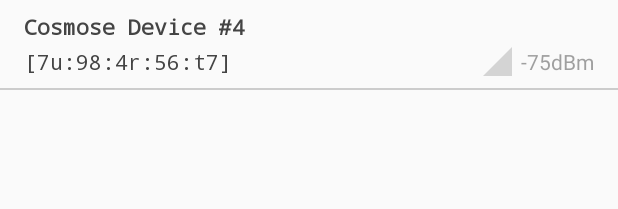
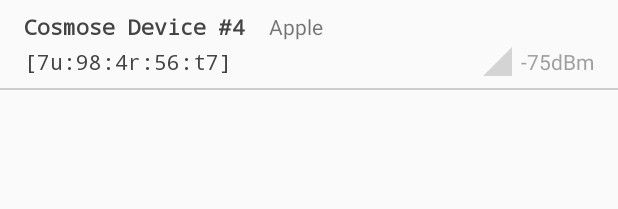
Before and after one commit to darekbx/bluetooth-sniffer, an Android app: the layout adapter_device.xml on its own in the app's theme, with its tools: preview values and no code run, on a phone screen of 412 x 824 dp. Shown: the top 209 px of the screen. Run offline under Robolectric (Android 15) with nearby library versions, the phone set to English and light mode, and no system bars.

Commit message:
Mac vendor execute

```diff
--- a/app/src/main/java/com/bluetoothsniffer/repository/MacDescriptor.kt
+++ b/app/src/main/java/com/bluetoothsniffer/repository/MacDescriptor.kt
@@ -1,5 +1,6 @@
 package com.bluetoothsniffer.repository
 
+import android.util.Log
 import com.bluetoothsniffer.repository.local.MacCacheDao
 import com.bluetoothsniffer.repository.local.entities.MacCache
 import com.bluetoothsniffer.repository.remote.MacVendorProvider
--- a/app/src/main/java/com/bluetoothsniffer/repository/remote/MacVendorProvider.kt
+++ b/app/src/main/java/com/bluetoothsniffer/repository/remote/MacVendorProvider.kt
@@ -2,8 +2,8 @@ package com.bluetoothsniffer.repository.remote
 
 import com.bluetoothsniffer.model.MacVendorWrapper
 import com.google.gson.Gson
-import java.net.HttpURLConnection
 import java.net.URL
+import javax.net.ssl.HttpsURLConnection
 
 class MacVendorProvider {
 
@@ -14,7 +14,7 @@ class MacVendorProvider {
 
     fun requestVendorName(macShorted: String): MacVendorWrapper? {
         val url = URL("$API_URL$macShorted")
-        val urlConnection = (url.openConnection() as HttpURLConnection).apply {
+        val urlConnection = (url.openConnection() as HttpsURLConnection).apply {
             setRequestProperty("Authorization", "Bearer $AUTH_TOKEN")
         }
 
--- a/app/src/main/res/layout/adapter_device.xml
+++ b/app/src/main/res/layout/adapter_device.xml
@@ -4,7 +4,7 @@
     xmlns:app="http://schemas.android.com/apk/res-auto">
     <data>
         <import type="android.text.TextUtils" />
-        <variable name="scanResult" type="android.bluetooth.le.ScanResult" />
+        <variable name="wrapper" type="com.bluetoothsniffer.model.ScanResultWrapper" />
     </data>
 
     <androidx.constraintlayout.widget.ConstraintLayout
@@ -19,13 +19,23 @@
             app:layout_constraintStart_toStartOf="parent"
             android:paddingEnd="@dimen/outPadding"
             android:ellipsize="end"
-            android:text="@{TextUtils.isEmpty(scanResult.device.name) ? @string/no_name : scanResult.device.name.trim()}"
+            android:text="@{TextUtils.isEmpty(wrapper.scanResult.device.name) ? @string/no_name : wrapper.scanResult.device.name.trim()}"
             tools:text="Cosmose Device #4"
             android:paddingStart="@dimen/inPadding"
             android:paddingTop="@dimen/outPadding"
             style="@style/MediumText"
             android:typeface="monospace"
             android:textStyle="bold"
+            />
+        <TextView
+            android:id="@+id/vendor_name"
+            android:layout_width="wrap_content"
+            android:layout_height="0dp"
+            android:paddingStart="@dimen/outPadding"
+            app:layout_constraintBottom_toBottomOf="@id/device_name"
+            app:layout_constraintStart_toEndOf="@id/device_name"
+            tools:text="Apple"
+            android:text="@{wrapper.macVendorName}"
             />
 
         <TextView
@@ -34,7 +44,7 @@
             android:layout_height="wrap_content"
             app:layout_constraintTop_toBottomOf="@id/device_name"
             app:layout_constraintStart_toStartOf="parent"
-            android:text="@{`[` + scanResult.device.address + `]`}"
+            android:text="@{`[` + wrapper.scanResult.device.address + `]`}"
             tools:text="[7u:98:4r:56:t7]"
             android:paddingStart="@dimen/inPadding"
             android:layout_marginTop="4dp"
@@ -51,7 +61,7 @@
             app:layout_constraintBottom_toBottomOf="@id/device_address"
             app:layout_constraintEnd_toEndOf="parent"
             tools:text="-75dBm"
-            android:text="@{@string/dbm_format(scanResult.rssi)}"
+            android:text="@{@string/dbm_format(wrapper.scanResult.rssi)}"
             style="@style/MediumText"
             android:drawableLeft="@drawable/ic_signal"
             android:drawablePadding="4dp"
```
Also changed, not shown: app/src/main/java/com/bluetoothsniffer/bluetooth/ListDevices.kt (+5 -3 lines), app/src/main/java/com/bluetoothsniffer/model/ScanResultWrapper.kt (added, +7 -0 lines), app/src/main/java/com/bluetoothsniffer/ui/main/MainActivity.kt (+20 -6 lines), app/src/main/java/com/bluetoothsniffer/ui/main/ScanResultsAdapter.kt (+5 -5 lines).
